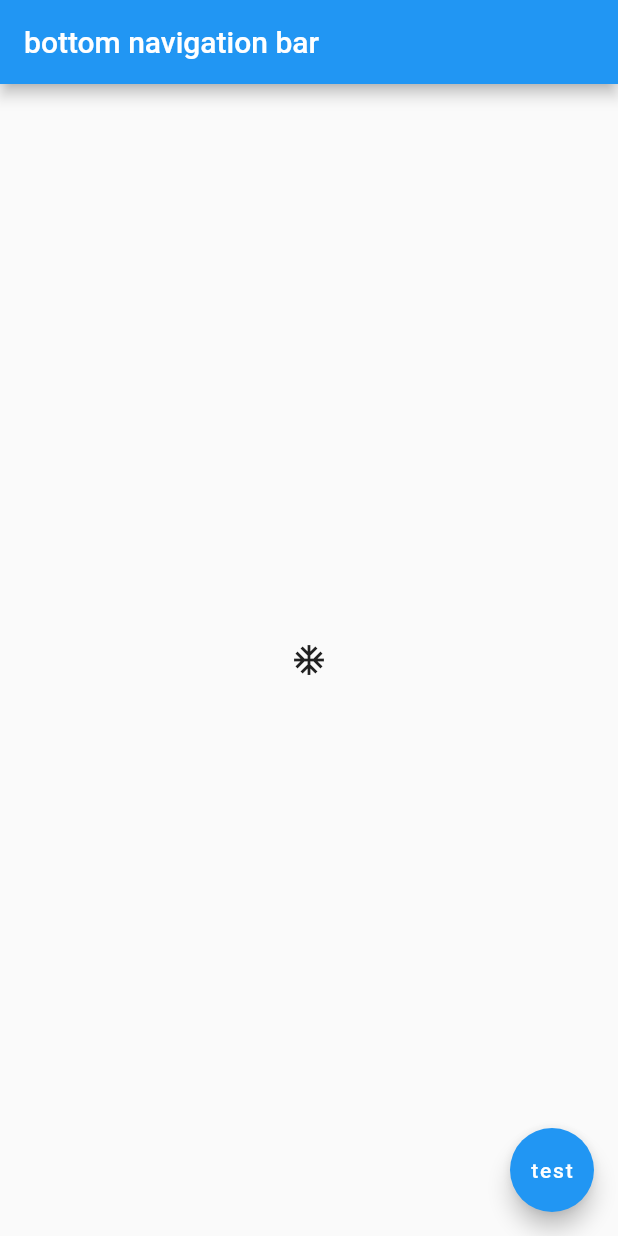
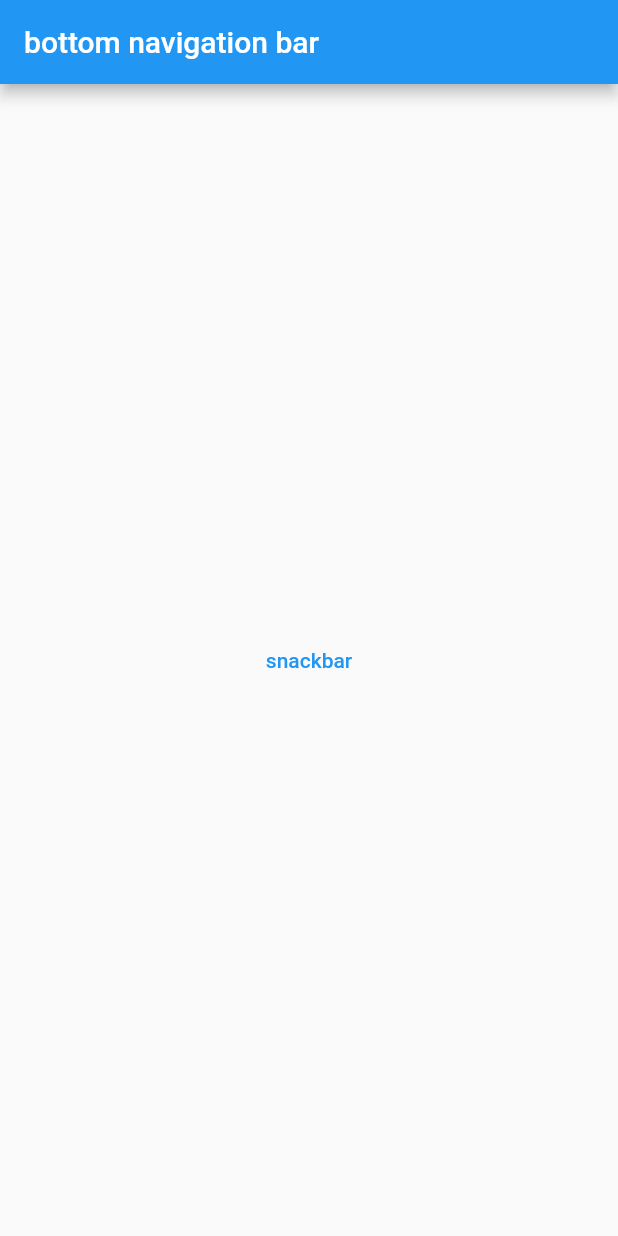
Before and after one commit to abdiulismail/widgetspool, a Flutter app: the screen it shows after launch, on a phone screen of 412 x 824 dp. Run offline on Flutter 3.47's test engine with Material 2 defaults, Android fonts, the phone set to English and light mode, and no system bars.

Commit message:
snackbar

```diff
--- a/lib/6.snackBar.dart
+++ b/lib/6.snackBar.dart
@@ -16,16 +16,16 @@ class _MyHomePageState extends State<MySnackBar> {
         title: Text('bottom navigation bar'),
       ),
       body: Center(
-        child: Icon(Icons.ac_unit),
-      ),
-      floatingActionButton: FloatingActionButton(
-        onPressed: () {
-          SnackBar(
-            content: Text('123'),
-            backgroundColor: Colors.red,
-          );
-        },
-        child: Text('test'),
+        child: TextButton(
+          child: Text('snackbar'),
+          onPressed: () {
+            ScaffoldMessenger.of(context).showSnackBar(SnackBar(
+              content: Text("normal"),
+              duration: Duration(microseconds: 300),
+              backgroundColor: Colors.red,
+            ));
+          },
+        ),
       ),
     );
   }
```
